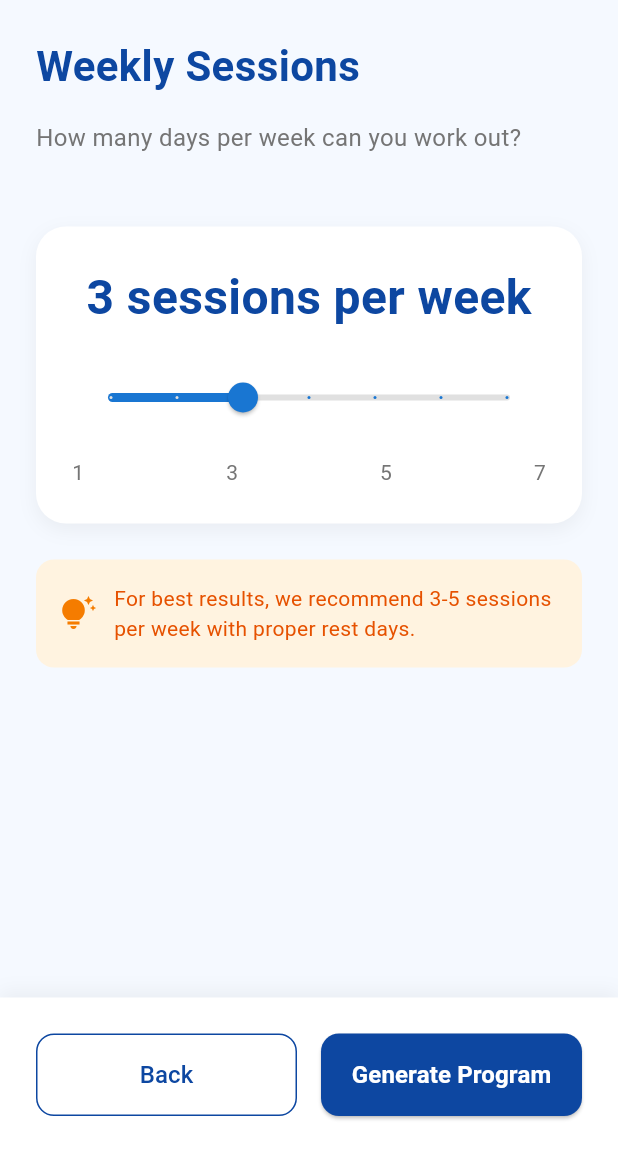
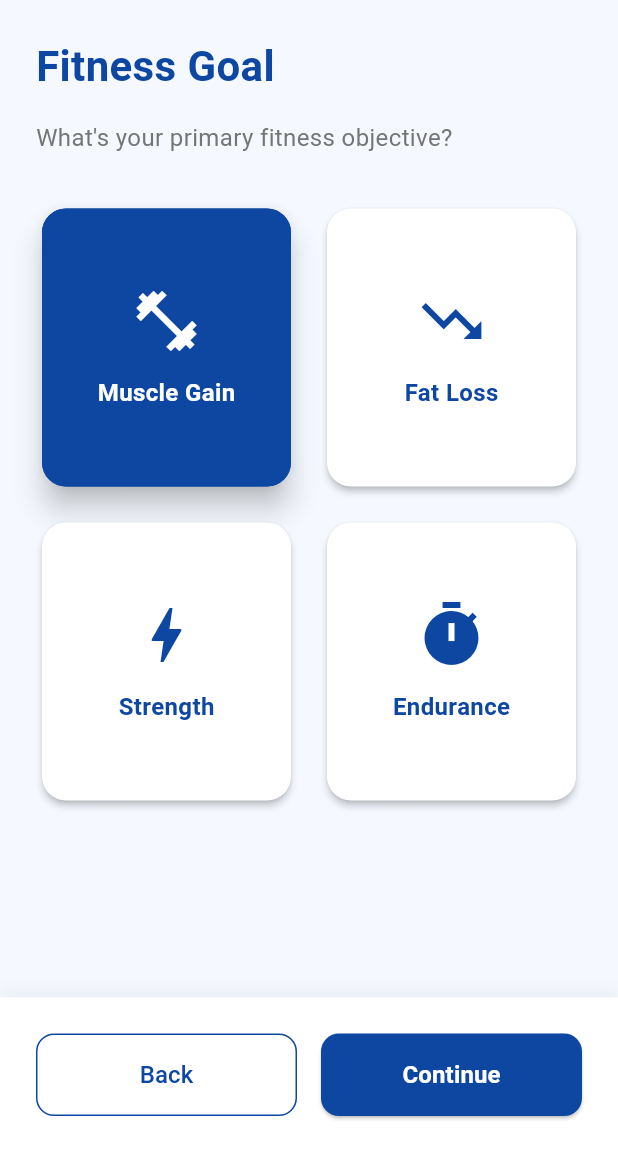
Before and after one commit to AnasGara/Traininy, a Flutter app: the screen it shows after launch, swiped to page 5, on a phone screen of 412 x 824 dp, the part 84-1236 px from its top. Run offline on Flutter 3.47's test engine with Material 3 defaults, Android fonts, the phone set to English and light mode, and no system bars; our stand-ins replace fl_chart, sqflite, table_calendar; accounts and stored records are empty.

Commit message:
Enhance onboarding flow with language selection, 2x2 grid cards, and loading illusion
- Updated welcome page with "Welcome to this app" and language selection cards.
- Added a new intro page explaining the questionnaire purpose.
- Added height/weight icons to the physical stats page.
- Redesigned body type and goal selection pages as 2x2 grids of selectable cards with icons.
- Implemented a 5-second simulated loading sequence with a spinner before program generation.
- Adjusted PageView navigation and validation logic for the updated 6-page flow.

Co-authored-by: AnasGara <65946300+AnasGara@users.noreply.github.com>

```diff
--- a/lib/screens/onboarding_screen.dart
+++ b/lib/screens/onboarding_screen.dart
@@ -13,10 +13,12 @@ class _OnboardingScreenState extends State<OnboardingScreen> {
   final GlobalKey<FormState> _formKey = GlobalKey<FormState>();
   final PageController _pageController = PageController();
   int _currentPage = 0;
-  final int _totalPages = 5;
+  final int _totalPages = 6;
+  bool _isLoading = false;
 
   final TextEditingController _heightController = TextEditingController(text: '170');
   final TextEditingController _weightController = TextEditingController(text: '70');
+  String _selectedLanguage = 'English';
   String _bodyType = 'Average';
   String _goal = 'Muscle Gain';
   int _sessions = 3;
@@ -37,7 +39,9 @@ class _OnboardingScreenState extends State<OnboardingScreen> {
         backgroundColor: Colors.blue[900],
         foregroundColor: Colors.white,
       ),
-      body: Column(
+      body: Stack(
+        children: [
+          Column(
             children: [
               Expanded(
                 child: PageView(
@@ -51,21 +55,51 @@ class _OnboardingScreenState extends State<OnboardingScreen> {
                     // Page 1 - Welcome
                     _buildWelcomePage(),
 
-                // Page 2 - Height & Weight
+                    // Page 2 - Intro
+                    _buildIntroPage(),
+
+                    // Page 3 - Height & Weight
                     _buildHeightWeightPage(),
 
-                // Page 3 - Body Type
+                    // Page 4 - Body Type
                     _buildBodyTypePage(),
 
-                // Page 4 - Goal
+                    // Page 5 - Goal
                     _buildGoalPage(),
 
-                // Page 5 - Sessions
+                    // Page 6 - Sessions
                     _buildSessionsPage(),
                   ],
                 ),
               ),
               _buildBottomNavigation(),
+            ],
+          ),
+          if (_isLoading)
+            Positioned.fill(
+              child: Container(
+                color: Colors.black.withOpacity(0.5),
+                child: Center(
+                  child: Column(
+                    mainAxisSize: MainAxisSize.min,
+                    children: [
+                      CircularProgressIndicator(
+                        valueColor: AlwaysStoppedAnimation<Color>(Colors.white),
+                      ),
+                      const SizedBox(height: 24),
+                      Text(
+                        'Generating your personalized plan...',
+                        style: TextStyle(
+                          color: Colors.white,
+                          fontSize: 18,
+                          fontWeight: FontWeight.bold,
+                        ),
+                      ),
+                    ],
+                  ),
+                ),
+              ),
+            ),
         ],
       ),
     );
@@ -84,21 +118,112 @@ class _OnboardingScreenState extends State<OnboardingScreen> {
           ),
           const SizedBox(height: 32),
           Text(
-            'Let\'s create your personalized workout plan!',
+            'Welcome to this app',
             textAlign: TextAlign.center,
             style: TextStyle(
-              fontSize: 24,
+              fontSize: 28,
               fontWeight: FontWeight.bold,
               color: Colors.blue[900],
             ),
           ),
-          const SizedBox(height: 16),
+          const SizedBox(height: 32),
           Text(
-            'Answer a few questions about yourself and we\'ll generate a custom program tailored to your needs.',
+            'Please choose your language',
+            style: TextStyle(
+              fontSize: 18,
+              color: Colors.grey[700],
+              fontWeight: FontWeight.w500,
+            ),
+          ),
+          const SizedBox(height: 24),
+          Row(
+            mainAxisAlignment: MainAxisAlignment.spaceEvenly,
+            children: [
+              _buildLanguageCard('English', 'English'),
+              _buildLanguageCard('Arabic', 'العربية'),
+              _buildLanguageCard('French', 'Français'),
+            ],
+          ),
+        ],
+      ),
+    );
+  }
+
+  Widget _buildLanguageCard(String language, String label) {
+    bool isSelected = _selectedLanguage == language;
+    return GestureDetector(
+      onTap: () {
+        setState(() {
+          _selectedLanguage = language;
+        });
+      },
+      child: Container(
+        width: 100,
+        padding: const EdgeInsets.symmetric(vertical: 16),
+        decoration: BoxDecoration(
+          color: isSelected ? Colors.blue[900] : Colors.white,
+          borderRadius: BorderRadius.circular(12),
+          border: Border.all(
+            color: isSelected ? Colors.blue[900]! : Colors.grey[300]!,
+            width: 2,
+          ),
+          boxShadow: [
+            if (isSelected)
+              BoxShadow(
+                color: Colors.blue.withOpacity(0.3),
+                blurRadius: 8,
+                offset: const Offset(0, 4),
+              ),
+          ],
+        ),
+        child: Text(
+          label,
+          textAlign: TextAlign.center,
+          style: TextStyle(
+            color: isSelected ? Colors.white : Colors.blue[900],
+            fontWeight: FontWeight.bold,
+          ),
+        ),
+      ),
+    );
+  }
+
+  Widget _buildIntroPage() {
+    return Padding(
+      padding: const EdgeInsets.all(24.0),
+      child: Column(
+        mainAxisAlignment: MainAxisAlignment.center,
+        children: [
+          Container(
+            padding: const EdgeInsets.all(24),
+            decoration: BoxDecoration(
+              color: Colors.blue[50],
+              shape: BoxShape.circle,
+            ),
+            child: Icon(
+              Icons.assignment_ind,
+              size: 100,
+              color: Colors.blue[900],
+            ),
+          ),
+          const SizedBox(height: 48),
+          Text(
+            'Answer these questions to get your personalized plan',
+            textAlign: TextAlign.center,
+            style: TextStyle(
+              fontSize: 26,
+              fontWeight: FontWeight.bold,
+              color: Colors.blue[900],
+            ),
+          ),
+          const SizedBox(height: 24),
+          Text(
+            'We will use your answers to tailor the exercises, intensity, and schedule specifically for you.',
             textAlign: TextAlign.center,
             style: TextStyle(
               fontSize: 16,
               color: Colors.grey[600],
+              height: 1.5,
             ),
           ),
         ],
@@ -131,6 +256,7 @@ class _OnboardingScreenState extends State<OnboardingScreen> {
                   border: InputBorder.none,
                   hintText: '170',
                   hintStyle: TextStyle(fontSize: 18),
+                  prefixIcon: Icon(Icons.height, color: Color(0xFF1565C0)),
                 ),
                 style: const TextStyle(fontSize: 18),
                 keyboardType: TextInputType.number,
@@ -154,6 +280,7 @@ class _OnboardingScreenState extends State<OnboardingScreen> {
                   border: InputBorder.none,
                   hintText: '70',
                   hintStyle: TextStyle(fontSize: 18),
+                  prefixIcon: Icon(Icons.monitor_weight, color: Color(0xFF1565C0)),
                 ),
                 style: const TextStyle(fontSize: 18),
                 keyboardType: TextInputType.number,
@@ -194,54 +321,83 @@ class _OnboardingScreenState extends State<OnboardingScreen> {
             style: TextStyle(fontSize: 16, color: Colors.grey[600]),
           ),
           const SizedBox(height: 32),
-          _buildCardField(
-            label: 'Body Type',
-            child: DropdownButtonFormField<String>(
-              value: _bodyType,
-              decoration: const InputDecoration(border: InputBorder.none),
-              style: const TextStyle(fontSize: 18),
-              items: ['Ectomorph', 'Mesomorph', 'Endomorph', 'Average']
-                  .map((type) => DropdownMenuItem(
-                value: type,
-                child: Text(type),
-              ))
-                  .toList(),
-              onChanged: (val) {
-                setState(() {
-                  _bodyType = val!;
-                });
-              },
+          Expanded(
+            child: GridView.count(
+              crossAxisCount: 2,
+              crossAxisSpacing: 16,
+              mainAxisSpacing: 16,
+              childAspectRatio: 0.9,
+              children: [
+                _buildSelectionCard(
+                  title: 'Ectomorph',
+                  icon: Icons.accessibility,
+                  currentValue: _bodyType,
+                  onTap: () => setState(() => _bodyType = 'Ectomorph'),
                 ),
+                _buildSelectionCard(
+                  title: 'Mesomorph',
+                  icon: Icons.accessibility_new,
+                  currentValue: _bodyType,
+                  onTap: () => setState(() => _bodyType = 'Mesomorph'),
                 ),
-          const SizedBox(height: 24),
-          Container(
-            padding: const EdgeInsets.all(16),
-            decoration: BoxDecoration(
-              color: Colors.blue[50],
-              borderRadius: BorderRadius.circular(12),
+                _buildSelectionCard(
+                  title: 'Endomorph',
+                  icon: Icons.person,
+                  currentValue: _bodyType,
+                  onTap: () => setState(() => _bodyType = 'Endomorph'),
                 ),
-            child: Column(
-              crossAxisAlignment: CrossAxisAlignment.start,
-              children: [
-                Text(
-                  '💡 What\'s your body type?',
-                  style: TextStyle(
-                    fontWeight: FontWeight.bold,
-                    color: Colors.blue[900],
-                  ),
-                ),
-                const SizedBox(height: 8),
-                Text(
-                  '• Ectomorph: Lean, slim build\n'
-                      '• Mesomorph: Athletic, muscular build\n'
-                      '• Endomorph: Softer, rounder build\n'
-                      '• Average: Balanced, typical build',
-                  style: TextStyle(fontSize: 14, color: Colors.grey[700]),
+                _buildSelectionCard(
+                  title: 'Average',
+                  icon: Icons.person_outline,
+                  currentValue: _bodyType,
+                  onTap: () => setState(() => _bodyType = 'Average'),
                 ),
               ],
             ),
           ),
         ],
+      ),
+    );
+  }
+
+  Widget _buildSelectionCard({
+    required String title,
+    required IconData icon,
+    required String currentValue,
+    required VoidCallback onTap,
+  }) {
+    bool isSelected = currentValue == title;
+    return GestureDetector(
+      onTap: onTap,
+      child: Card(
+        color: isSelected ? Colors.blue[900] : Colors.white,
+        elevation: isSelected ? 8 : 2,
+        shape: RoundedRectangleBorder(
+          borderRadius: BorderRadius.circular(16),
+          side: BorderSide(
+            color: isSelected ? Colors.blue[900]! : Colors.transparent,
+            width: 2,
+          ),
+        ),
+        child: Column(
+          mainAxisAlignment: MainAxisAlignment.center,
+          children: [
+            Icon(
+              icon,
+              size: 48,
+              color: isSelected ? Colors.white : Colors.blue[900],
+            ),
+            const SizedBox(height: 12),
+            Text(
+              title,
+              style: TextStyle(
+                fontSize: 16,
+                fontWeight: FontWeight.bold,
+                color: isSelected ? Colors.white : Colors.blue[900],
+              ),
+            ),
+          ],
+        ),
       ),
     );
   }
@@ -266,23 +422,38 @@ class _OnboardingScreenState extends State<OnboardingScreen> {
             style: TextStyle(fontSize: 16, color: Colors.grey[600]),
           ),
           const SizedBox(height: 32),
-          _buildCardField(
-            label: 'Goal',
-            child: DropdownButtonFormField<String>(
-              value: _goal,
-              decoration: const InputDecoration(border: InputBorder.none),
-              style: const TextStyle(fontSize: 18),
-              items: ['Muscle Gain', 'Fat Loss', 'Strength', 'Endurance']
-                  .map((goal) => DropdownMenuItem(
-                value: goal,
-                child: Text(goal),
-              ))
-                  .toList(),
-              onChanged: (val) {
-                setState(() {
-                  _goal = val!;
-                });
-              },
+          Expanded(
+            child: GridView.count(
+              crossAxisCount: 2,
+              crossAxisSpacing: 16,
+              mainAxisSpacing: 16,
+              childAspectRatio: 0.9,
+              children: [
+                _buildSelectionCard(
+                  title: 'Muscle Gain',
+                  icon: Icons.fitness_center,
+                  currentValue: _goal,
+                  onTap: () => setState(() => _goal = 'Muscle Gain'),
+                ),
+                _buildSelectionCard(
+                  title: 'Fat Loss',
+                  icon: Icons.trending_down,
+                  currentValue: _goal,
+                  onTap: () => setState(() => _goal = 'Fat Loss'),
+                ),
+                _buildSelectionCard(
+                  title: 'Strength',
+                  icon: Icons.bolt,
+                  currentValue: _goal,
+                  onTap: () => setState(() => _goal = 'Strength'),
+                ),
+                _buildSelectionCard(
+                  title: 'Endurance',
+                  icon: Icons.timer,
+                  currentValue: _goal,
+                  onTap: () => setState(() => _goal = 'Endurance'),
+                ),
+              ],
             ),
           ),
         ],
@@ -476,7 +647,7 @@ class _OnboardingScreenState extends State<OnboardingScreen> {
 
   void _nextPage() {
     // Validate only on the height/weight page
-    if (_currentPage == 1) {
+    if (_currentPage == 2) {
       if (!_formKey.currentState!.validate()) {
         return;
       }
@@ -502,6 +673,13 @@ class _OnboardingScreenState extends State<OnboardingScreen> {
   }
 
   void _submit() async {
+    setState(() {
+      _isLoading = true;
+    });
+
+    // Illusion of treating data
+    await Future.delayed(const Duration(seconds: 5));
+
     // Get values from controllers
     double height = double.tryParse(_heightController.text) ?? 170;
     double weight = double.tryParse(_weightController.text) ?? 70;
```
Also changed, not shown: pubspec.lock. Lines whose indentation alone changed are shown as unchanged.
